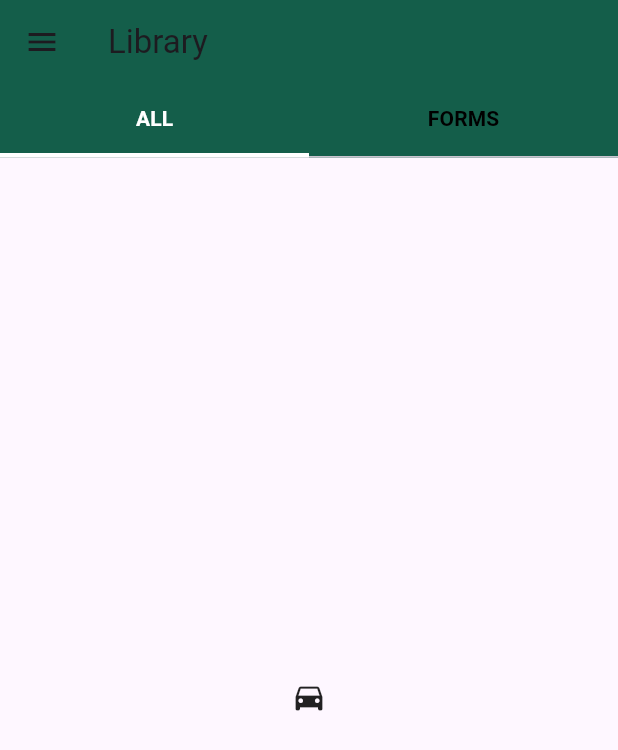
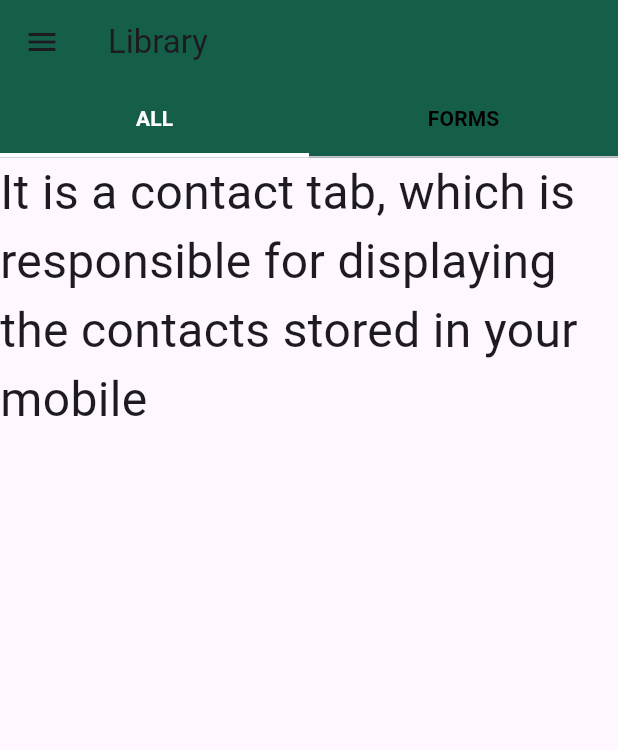
Before and after one commit to saifulalam41/flutter_riqsmobile, a Flutter app: the screen it shows after launch, on a phone screen of 412 x 824 dp. Shown: the top 750 px of the screen. Run offline on Flutter 3.47's test engine with Material 3 defaults, Android fonts, the phone set to English and light mode, and no system bars.

Commit message:
tab added

```diff
--- a/lib/main.dart
+++ b/lib/main.dart
@@ -70,8 +70,8 @@ class MyApp extends StatelessWidget{
               ),
               body: const TabBarView(
                 children: [
-                  Icon(Icons.directions_car),
-                  Icon(Icons.directions_transit),
+                  FirstScreen(),
+                  SecondScreen(),
                 ],
               ),
 
@@ -84,3 +84,29 @@ class MyApp extends StatelessWidget{
     );
   }
 }
+
+class FirstScreen extends StatelessWidget {
+  const FirstScreen({super.key});
+  @override
+  Widget build(BuildContext context) {
+    return Container(
+      child: Container(
+            child: Text('It is a contact tab, which is responsible for displaying the contacts stored in your mobile',
+              style: TextStyle(fontSize: 32.0),
+            )
+
+      ),
+    );
+  }
+}
+class SecondScreen extends StatelessWidget {
+  const SecondScreen({super.key});
+  @override
+  Widget build(BuildContext context) {
+    return Container(
+        child: Text('It is a second layout tab, which is responsible for taking pictures from your mobile.',
+          style: TextStyle(fontSize: 35.0),
+        ),
+    );
+  }
+}
```
